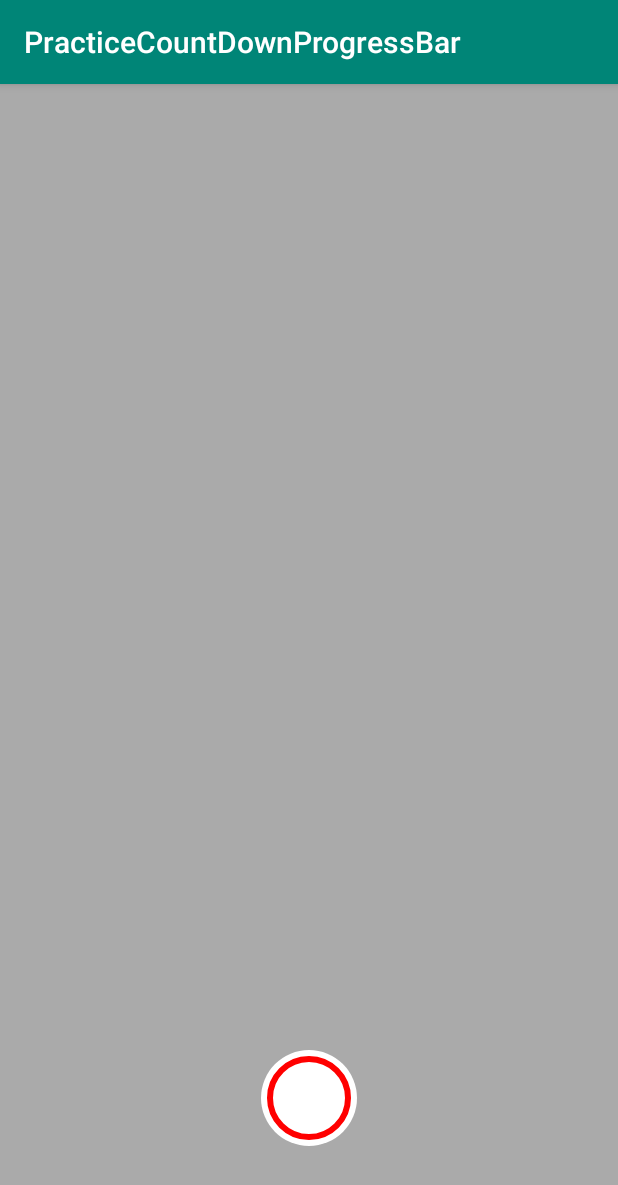
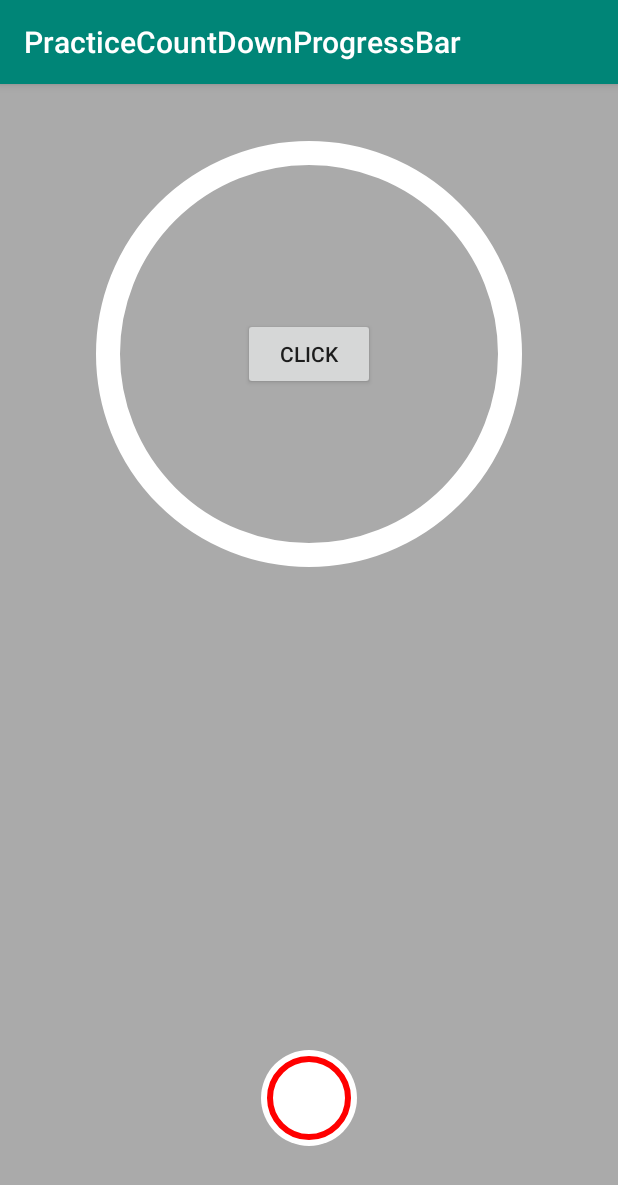
Before and after one commit to aluceps/PracticeCircleProgressBar, an Android app: the screen it shows after launch (MainActivity), on a phone screen of 412 x 824 dp. Shown: the top 1185 px of the screen. Run offline under Robolectric (Android 15) with nearby library versions, the phone set to English and light mode, and no system bars; our stand-ins replace data binding.

Commit message:
Add increment type.

```diff
--- a/app/src/main/java/me/aluceps/practicecountdownprogressbar/CircleProgressBar.kt
+++ b/app/src/main/java/me/aluceps/practicecountdownprogressbar/CircleProgressBar.kt
@@ -1,5 +1,6 @@
 package me.aluceps.practicecountdownprogressbar
 
+import android.animation.ValueAnimator
 import android.content.Context
 import android.graphics.Canvas
 import android.graphics.Paint
@@ -21,6 +22,7 @@ class CircleProgressBar @JvmOverloads constructor(
     private var progressStrokeWidth = 0f
     private var duration = 0
     private var roundStyle = false
+    private var isIncrement = false
 
     private val progressPaint by lazy {
         Paint().apply {
@@ -48,6 +50,10 @@ class CircleProgressBar @JvmOverloads constructor(
 
     private var started = false
     private var startTime = 0L
+
+    private val incrementMax by lazy { duration / 1000 }
+    private var currentValue = 0f
+    private var animation: ValueAnimator? = null
 
     interface ProgressState {
         fun onStarted()
@@ -92,6 +98,9 @@ class CircleProgressBar @JvmOverloads constructor(
         typedArray?.getBoolean(R.styleable.CircleProgressBar_progress_round_style, false)
             ?.let { roundStyle = it }
 
+        typedArray?.getBoolean(R.styleable.CircleProgressBar_progress_is_increment, false)
+            ?.let { isIncrement = it }
+
         typedArray?.recycle()
 
         Timer().apply {
@@ -112,11 +121,17 @@ class CircleProgressBar @JvmOverloads constructor(
             height - progressStrokeWidth
         )
         canvas?.drawArc(progressOval, 0f, 360f, false, progressSecondaryPaint)
-        if (started) getAngle().let { angle ->
-            canvas?.drawArc(progressOval, 270f, angle, false, progressPaint)
-            listener?.onProgress((angle / 360 * 100).toInt())
+        if (isIncrement) {
+            (animation?.animatedValue as? Float)?.let { angle ->
+                canvas?.drawArc(progressOval, 270f, angle, false, progressPaint)
+            }
         } else {
-            canvas?.drawArc(progressOval, 270f, 360f, false, progressPaint)
+            if (started) getAngle().let { angle ->
+                canvas?.drawArc(progressOval, 270f, angle, false, progressPaint)
+                listener?.onProgress((angle / 360 * 100).toInt())
+            } else {
+                canvas?.drawArc(progressOval, 270f, 360f, false, progressPaint)
+            }
         }
     }
 
@@ -133,16 +148,39 @@ class CircleProgressBar @JvmOverloads constructor(
     }
 
     fun startCountDown() {
+        if (isIncrement) return
         started = true
         listener?.onStarted()
         startTime = Date().time
     }
 
     fun stopCountDown() {
+        if (isIncrement) return
         if (!started) return
         started = false
         listener?.onFinished()
         startTime = 0
+    }
+
+    fun increment() {
+        if (!isIncrement) return
+        if (currentValue < incrementMax) {
+            currentValue++
+            start()
+        }
+    }
+
+    fun reset() {
+        if (!isIncrement) return
+        currentValue = 0f
+    }
+
+    fun start() {
+        if (!isIncrement) return
+        val toValue = currentValue / incrementMax * 360
+        animation = ValueAnimator.ofFloat(0f, toValue)
+        animation?.duration = 500
+        animation?.start()
     }
 
     fun setProgressColorPrimary() {
--- a/app/src/main/java/me/aluceps/practicecountdownprogressbar/MainActivity.kt
+++ b/app/src/main/java/me/aluceps/practicecountdownprogressbar/MainActivity.kt
@@ -46,6 +46,9 @@ class MainActivity : AppCompatActivity(), CircleProgressBar.ProgressState {
                 else -> false
             }
         }
+        binding.buttonIncrement.setOnClickListener {
+            binding.progressIncrement.increment()
+        }
     }
 
     override fun onStarted() {
--- a/app/src/main/res/layout/activity_main.xml
+++ b/app/src/main/res/layout/activity_main.xml
@@ -12,6 +12,35 @@
         android:clipToPadding="false"
         tools:context=".MainActivity"
         >
+
+        <me.aluceps.practicecountdownprogressbar.CircleProgressBar
+            android:id="@+id/progress_increment"
+            android:layout_width="300dp"
+            android:layout_height="0dp"
+            android:layout_marginTop="30dp"
+            app:layout_constraintDimensionRatio="w,1:1"
+            app:layout_constraintEnd_toEndOf="parent"
+            app:layout_constraintStart_toStartOf="parent"
+            app:layout_constraintTop_toTopOf="parent"
+            app:progress_base_color="#fff"
+            app:progress_color="#0f0"
+            app:progress_duration="4"
+            app:progress_is_increment="true"
+            app:progress_round_style="false"
+            app:progress_secondary_color="#30f0"
+            app:progress_stroke_width="16dp"
+            />
+
+        <Button
+            android:id="@+id/button_increment"
+            android:layout_width="wrap_content"
+            android:layout_height="wrap_content"
+            android:text="click"
+            app:layout_constraintBottom_toBottomOf="@id/progress_increment"
+            app:layout_constraintEnd_toEndOf="@id/progress_increment"
+            app:layout_constraintStart_toStartOf="@id/progress_increment"
+            app:layout_constraintTop_toTopOf="@id/progress_increment"
+            />
 
         <ImageButton
             android:id="@+id/button"
--- a/app/src/main/res/values/attrs.xml
+++ b/app/src/main/res/values/attrs.xml
@@ -7,5 +7,6 @@
         <attr name="progress_stroke_width" format="dimension|reference" />
         <attr name="progress_duration" format="integer|reference" />
         <attr name="progress_round_style" format="boolean|reference" />
+        <attr name="progress_is_increment" format="boolean|reference" />
     </declare-styleable>
 </resources>
```
